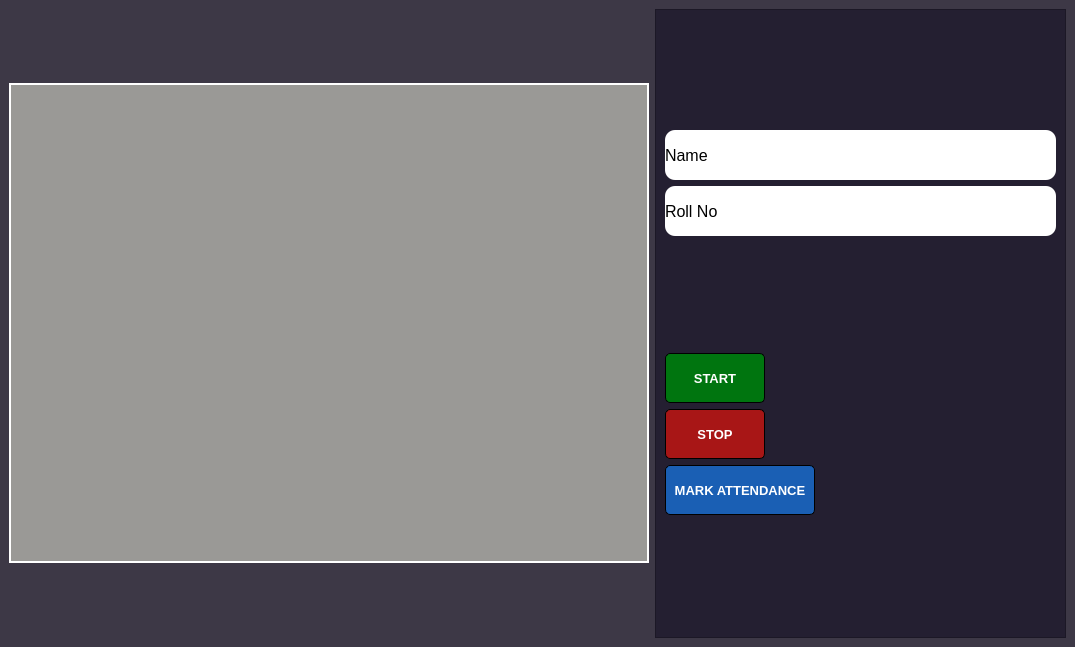
Before: the Qt Designer form ui/camera-4.ui in Hr15h1/Attendance_system_using_facial_recognition, drawn with Qt 5.
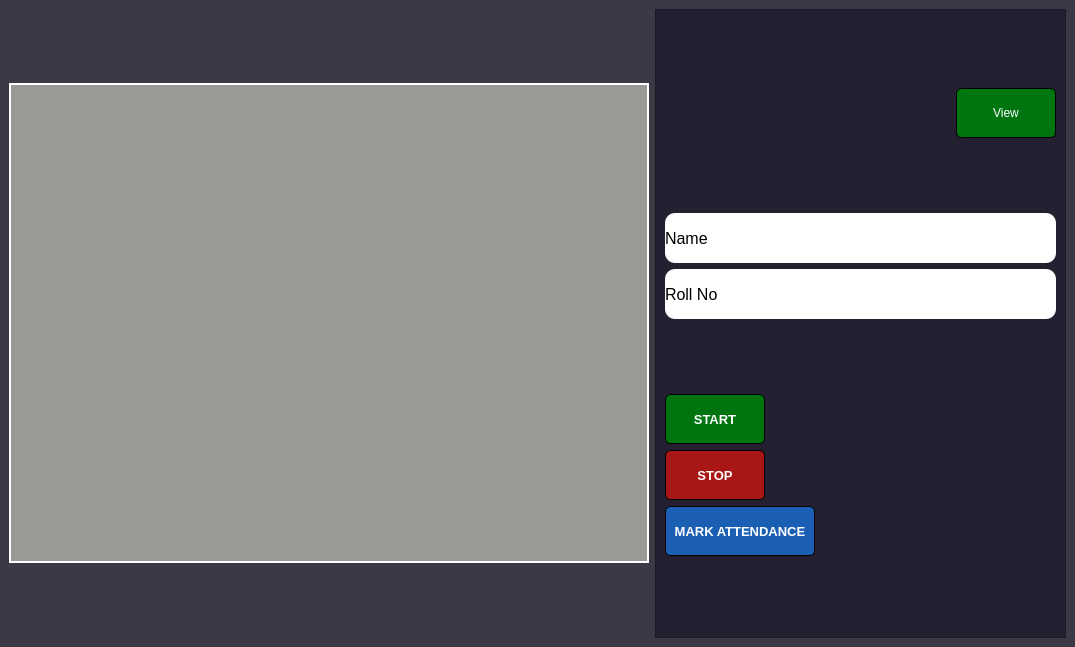
After: the same form once the commit is applied.

What changed in the file:
```diff
--- a/ui/camera-4.ui
+++ b/ui/camera-4.ui
@@ -24,7 +24,7 @@
   </property>
   <widget class="QWidget" name="centralwidget">
    <layout class="QGridLayout" name="gridLayout">
-    <item row="1" column="1">
+    <item row="0" column="1">
      <layout class="QHBoxLayout" name="horizontalLayout">
       <item>
        <widget class="QGraphicsView" name="camera_view">
@@ -71,6 +71,37 @@
          <enum>QFrame::Raised</enum>
         </property>
         <layout class="QVBoxLayout" name="verticalLayout_4">
+         <item alignment="Qt::AlignRight">
+          <widget class="QPushButton" name="pushButton_2">
+           <property name="sizePolicy">
+            <sizepolicy hsizetype="Fixed" vsizetype="Fixed">
+             <horstretch>0</horstretch>
+             <verstretch>0</verstretch>
+            </sizepolicy>
+           </property>
+           <property name="minimumSize">
+            <size>
+             <width>100</width>
+             <height>50</height>
+            </size>
+           </property>
+           <property name="styleSheet">
+            <string notr="true">QPushButton#pushButton_2 {
+	color: rgb(255, 255, 255);
+	border-radius: 5px;
+	border: 1px solid rgb(0, 0, 0);  /* Optional: Adds a border */
+	background-color: rgb(0, 117, 15);
+}
+QPushButton#pushButton_2:hover {
+	background-color: rgb(4, 219, 32);
+}
+</string>
+           </property>
+           <property name="text">
+            <string>View</string>
+           </property>
+          </widget>
+         </item>
          <item>
           <layout class="QVBoxLayout" name="verticalLayout">
            <item>
```
